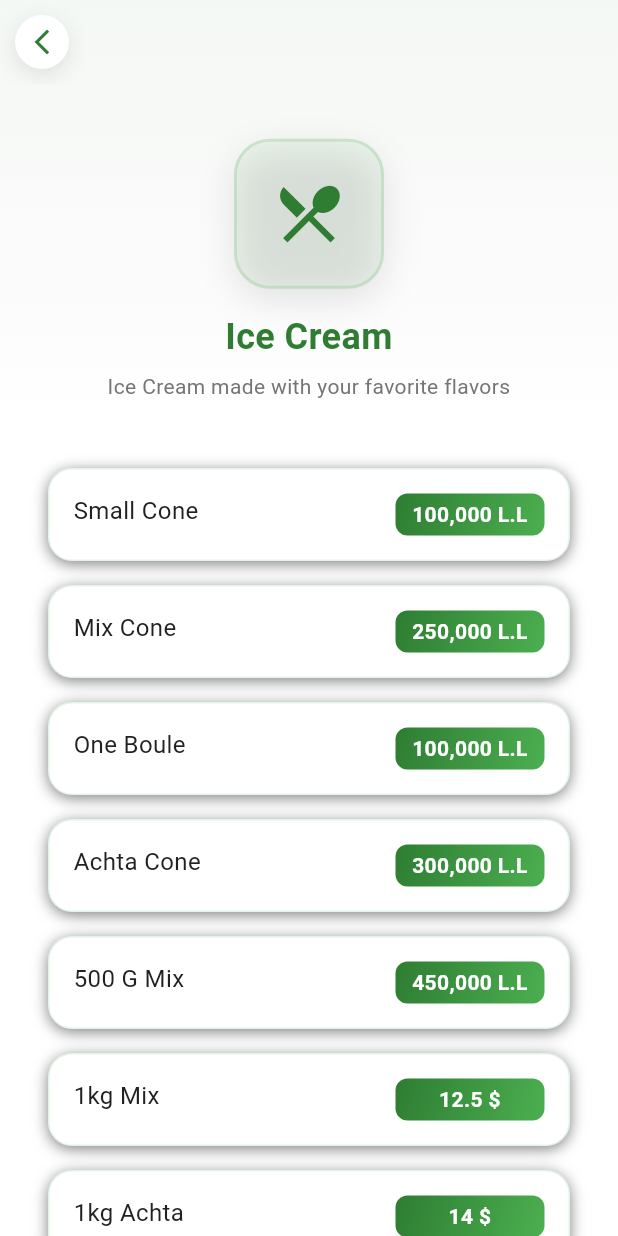
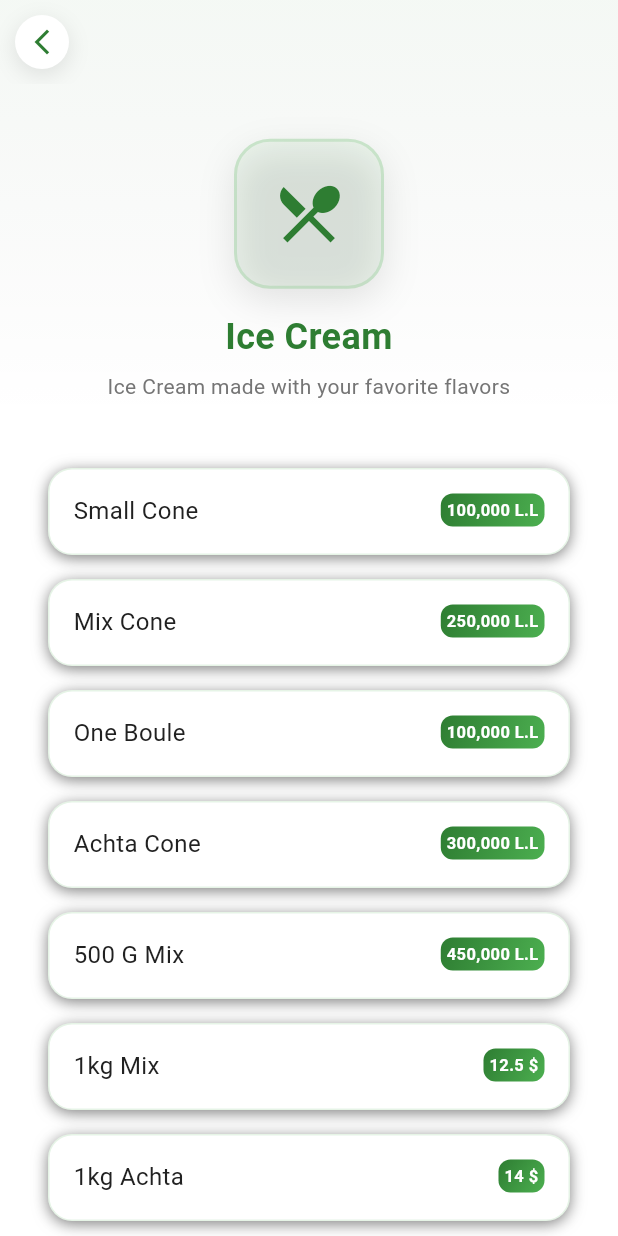
Before and after one commit to sacctoll/sacctol, a Flutter app: the screen it shows after launch, after a tap on "Ice Cream", on a phone screen of 412 x 824 dp. Run offline on Flutter 3.47's test engine with Material 3 defaults, Android fonts, the light colour scheme and no system bars; network calls fail.

Commit message:
Fix M L for mobile screens

```diff
--- a/lib/widgets/animated_menu_item.dart
+++ b/lib/widgets/animated_menu_item.dart
@@ -109,12 +109,17 @@ class _AnimatedMenuItemState extends State<AnimatedMenuItem>
               width: 1,
             ),
           ),
-          child: Row(
+          child: LayoutBuilder(
+            builder: (context, constraints) {
+              // Check if screen is small (phone)
+              final isSmallScreen = constraints.maxWidth < 400;
+
+              return Row(
                 mainAxisAlignment: MainAxisAlignment.spaceBetween,
                 crossAxisAlignment: CrossAxisAlignment.start,
                 children: [
                   Expanded(
-                flex: 2,
+                    flex: isSmallScreen ? 3 : 2,
                     child: Text(
                       widget.name,
                       style: AppTheme.bodyLarge,
@@ -122,12 +127,12 @@ class _AnimatedMenuItemState extends State<AnimatedMenuItem>
                       overflow: TextOverflow.ellipsis,
                     ),
                   ),
-              const SizedBox(width: AppTheme.spacingM),
-              Expanded(
-                flex: 1,
+                  SizedBox(width: isSmallScreen ? AppTheme.spacingS : AppTheme.spacingM),
+                  Flexible(
+                    flex: isSmallScreen ? 2 : 1,
                     child: Container(
-                  padding: const EdgeInsets.symmetric(
-                    horizontal: AppTheme.spacingS,
+                      padding: EdgeInsets.symmetric(
+                        horizontal: isSmallScreen ? AppTheme.spacingXS : AppTheme.spacingS,
                         vertical: AppTheme.spacingXS,
                       ),
                       decoration: BoxDecoration(
@@ -136,14 +141,20 @@ class _AnimatedMenuItemState extends State<AnimatedMenuItem>
                       ),
                       child: Text(
                         widget.price,
-                    style: AppTheme.priceText.copyWith(color: Colors.white),
+                        style: AppTheme.priceText.copyWith(
+                          color: Colors.white,
+                          fontSize: isSmallScreen ? 11 : 13,
+                          height: 1.3,
+                        ),
                         textAlign: TextAlign.center,
-                    maxLines: 2,
-                    overflow: TextOverflow.ellipsis,
+                        softWrap: true,
+                        overflow: TextOverflow.visible,
                       ),
                     ),
                   ),
                 ],
+              );
+            },
           ),
         ),
       ),
```
Also changed, not shown: pubspec.lock, 16 other files. Lines whose indentation alone changed are shown as unchanged.
